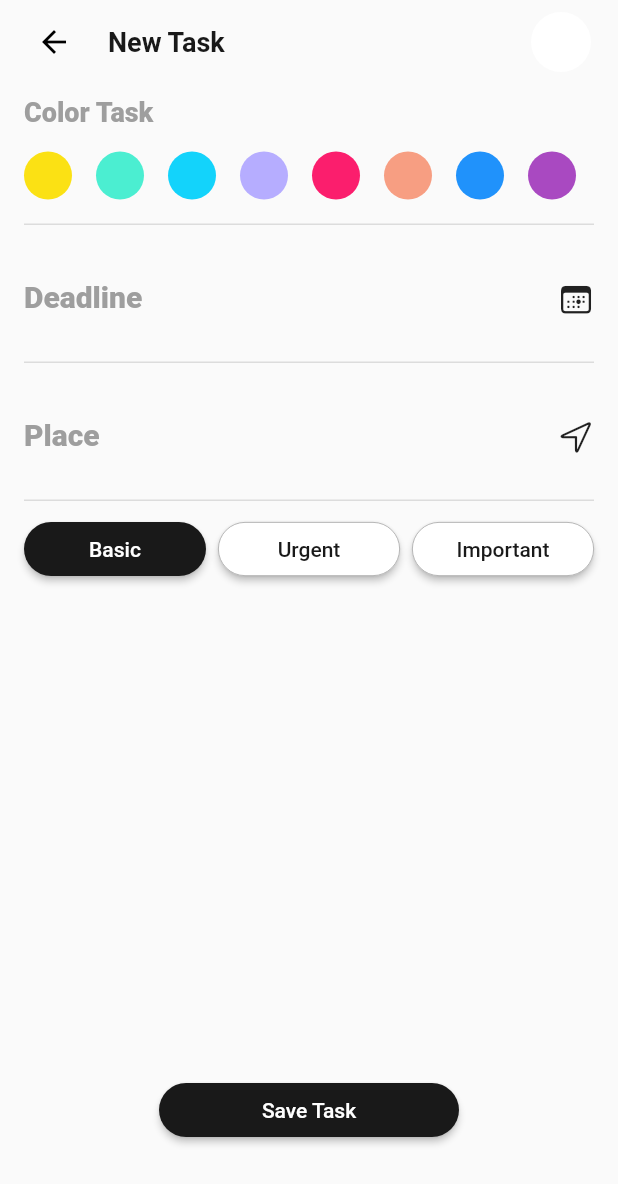
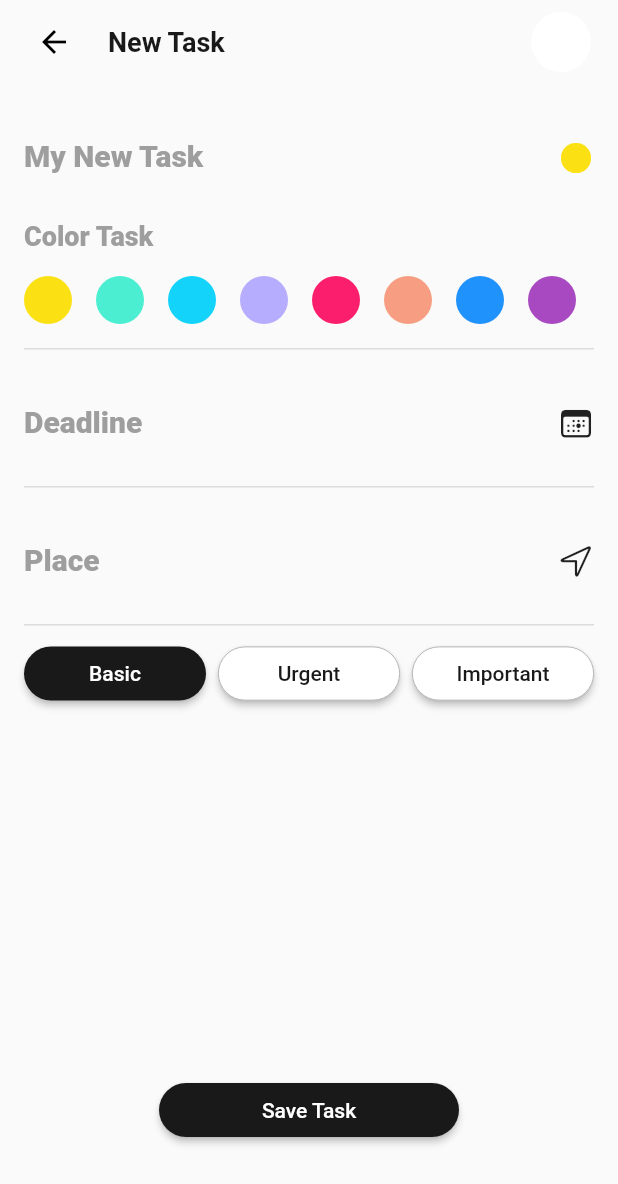
Before and after one commit to prakasht66/Todo-App, a Flutter app: the screen it shows after launch, after a tap on an icon or button, on a phone screen of 412 x 824 dp. Shown: the top 1184 px of the screen. Run offline on Flutter 3.47's test engine with Material 2 defaults, Android fonts, the phone set to English and light mode, and no system bars; our stand-ins replace basic_utils, hive, hive_flutter; accounts and stored records are empty; Roboto replaces fonts that are missing (Poppins).

```diff
--- /dev/null
+++ b/lib/designComponents/Input_text.dart
@@ -0,0 +1,55 @@
+import 'package:flutter/material.dart';
+import 'package:iostest/constants.dart';
+import 'package:iostest/designComponents/space.dart';
+
+class InputFieldWidget extends StatelessWidget {
+  const InputFieldWidget({Key? key, required this.labelText, required this.trailingIcon, this.style, required this.controller, required this.onTapIcon, this.isTfEnabled, this.hint}) : super(key: key);
+
+  final String labelText ;
+  final Icon trailingIcon;
+  final TextStyle? style;
+  final TextEditingController controller;
+  final VoidCallback onTapIcon;
+  final bool? isTfEnabled;
+  final String? hint;
+
+  @override
+  Widget build(BuildContext context) {
+    return Row(
+      crossAxisAlignment: CrossAxisAlignment.center,
+      children: [
+        Expanded(
+          child: TextField(
+            enabled: isTfEnabled ?? true,
+            style: style ?? TextStyle(
+                color: kPrimary,
+                fontWeight: FontWeight.w800,
+                fontSize: 20,
+                fontFamily: 'Poppins'),
+            onTap: () {},
+            controller: controller,
+            decoration:  InputDecoration(
+                hintStyle: const TextStyle(
+                  height: 2.0, // sets the distance between label and input
+                ),
+                hintText: hint ?? '',
+                // needed to create space between label and input
+                border: InputBorder.none,
+                labelText: labelText,
+                labelStyle: const TextStyle(color: Colors.grey)),
+          ),
+        ),
+        const HSpace(size: spacing_tiny),
+        InkWell(
+          child: trailingIcon,
+          onTap: onTapIcon ,
+        )
+      ],
+    );
+  }
+
+  void printSomething()
+  {
+    print('onTap called');
+  }
+}
--- a/lib/designComponents/base_template.dart
+++ b/lib/designComponents/base_template.dart
@@ -1,6 +1,5 @@
 import 'package:flutter/material.dart';
 import 'package:iostest/constants.dart';
-import 'package:iostest/Pages/new_task.dart';
 import 'package:iostest/designComponents/space.dart';
 
 import '../designComponents/card_task.dart';
--- a/lib/main.dart
+++ b/lib/main.dart
@@ -1,8 +1,13 @@
 import 'package:flutter/material.dart';
-import 'package:iostest/extensions/extension_color.dart';
-import 'package:iostest/Pages/home.dart';
+import 'package:hive_flutter/adapters.dart';
 
-void main() {
+import 'package:iostest/screens/home.dart';
+
+
+Future<void> main() async {
+  WidgetsFlutterBinding.ensureInitialized();
+  await Hive.initFlutter();
+
   runApp(const MyApp());
 }
 
--- a/lib/Pages/new_task.dart
+++ b/lib/screens/new_task.dart
@@ -1,12 +1,14 @@
 import 'package:basic_utils/basic_utils.dart';
 import 'package:flutter/cupertino.dart';
 import 'package:flutter/material.dart';
+import 'package:iostest/designComponents/Input_text.dart';
 import 'package:iostest/designComponents/base_template.dart';
 import 'package:iostest/designComponents/divider.dart';
 import 'package:iostest/extensions/extension_color.dart';
 import 'package:iostest/designComponents/space.dart';
 
 import '../constants.dart';
+import '../designComponents/header_widget.dart';
 
 class NewTaskWidget extends StatefulWidget {
   NewTaskWidget({Key? key}) : super(key: key);
@@ -18,8 +20,9 @@ class NewTaskWidget extends StatefulWidget {
 class _NewTaskWidgetState extends State<NewTaskWidget> {
   var dateController = TextEditingController();
   var placeController = TextEditingController();
+  var titleTextController = TextEditingController();
   DateTime selectedDate = DateTime.now();
-
+  Color selectedColor =   HexColor.fromHex('#fbe114');
   @override
   Widget build(BuildContext context) {
     return BaseWidget(
@@ -44,7 +47,9 @@ class _NewTaskWidgetState extends State<NewTaskWidget> {
           Column(
             crossAxisAlignment: CrossAxisAlignment.start,
             children: [
+              // HeaderWidget(title: 'My New Task',),
               const VSpace(size: spacing_tiny),
+              InputFieldWidget(trailingIcon: Icon(Icons.circle,color: selectedColor ,), labelText: 'My New Task', onTapIcon: () {  }, controller: titleTextController,),
               _titleWidget(),
               const VSpace(size: spacing_small),
               _colorsRow(),
@@ -90,10 +95,20 @@ class _NewTaskWidgetState extends State<NewTaskWidget> {
           customColors.length, // place the length of the array here
           (int index) {
         return InkWell(
+          onTap: (){getSelectedColor(index);} ,
           child: CircleAvatar(radius: 16, backgroundColor: customColors[index]),
         );
       }).toList(),
     );
+  }
+
+  void getSelectedColor(int selectedIndex)
+  {
+    Color currentColor = customColors[selectedIndex];
+    setState(() {
+      selectedColor = currentColor;
+    });
+
   }
 
   Widget _titleWidget() {
@@ -236,7 +251,7 @@ class _NewTaskWidgetState extends State<NewTaskWidget> {
                       MaterialStateProperty.all<Color>(Colors.white),
                   shape: MaterialStateProperty.all<RoundedRectangleBorder>(
                       RoundedRectangleBorder(
-                    side: BorderSide(color: Colors.grey, width: 0.5),
+                    side: const BorderSide(color: Colors.grey, width: 0.5),
                     borderRadius: BorderRadius.circular(18.0),
                   ))),
               child: Text(
```
Also changed, not shown: lib/designComponents/header_widget.dart (renamed from lib/designComponents/heaer_widget.dart, +6 -7 lines), lib/model/task_model.dart (added, +23 -0 lines), pubspec.yaml (+6 -1 lines), lib/model/task_model.g.dart (added), lib/screens/home.dart (renamed from lib/Pages/home.dart), pubspec.lock.
